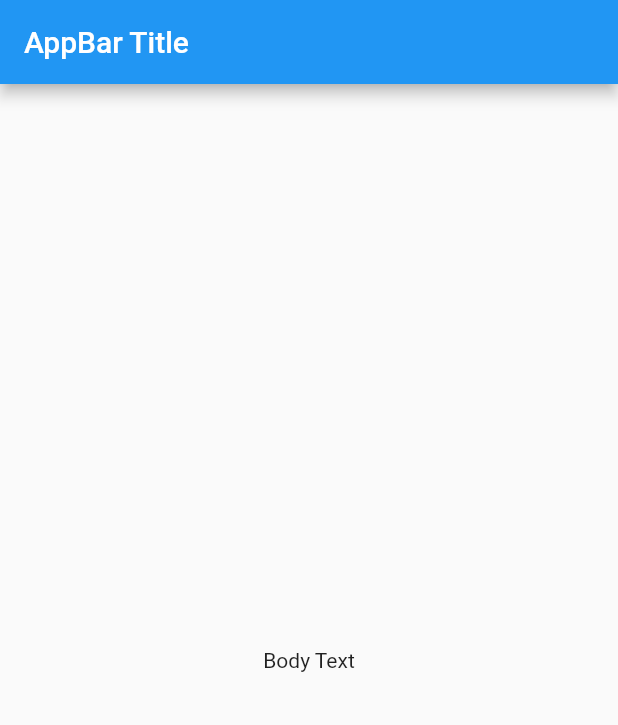
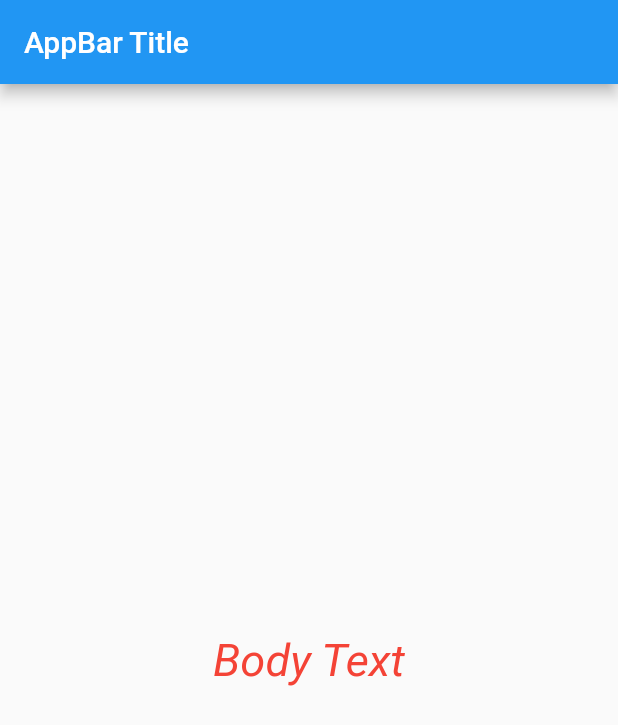
Before and after one commit to thetahmeed/Flutter, a Flutter app: the screen it shows after launch, on a phone screen of 412 x 824 dp. Shown: the top 725 px of the screen. Run offline on Flutter 3.47's test engine with Material 2 defaults, Android fonts, the phone set to English and light mode, and no system bars.

Commit message:
Use of Style

```diff
--- a/eleven/lib/main.dart
+++ b/eleven/lib/main.dart
@@ -21,7 +21,14 @@ class HomePage extends StatelessWidget {
         title: Text("AppBar Title"),
       ),
       body: Center(
-        child: Text("Body Text", textAlign: TextAlign.center,),
+        child: Text("Body Text",
+        textAlign: TextAlign.center,
+        style: TextStyle(
+          color: Colors.red,
+          fontSize: 30,
+          fontStyle: FontStyle.italic
+          ),
+        ),
         ),
     );
   }
```
